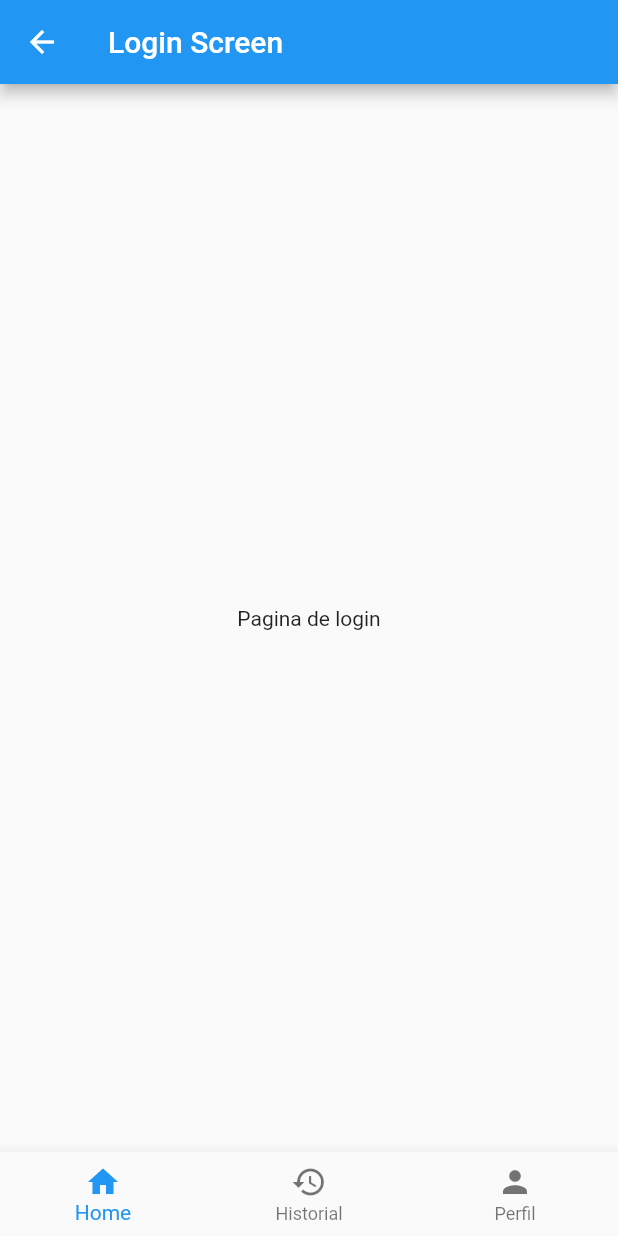
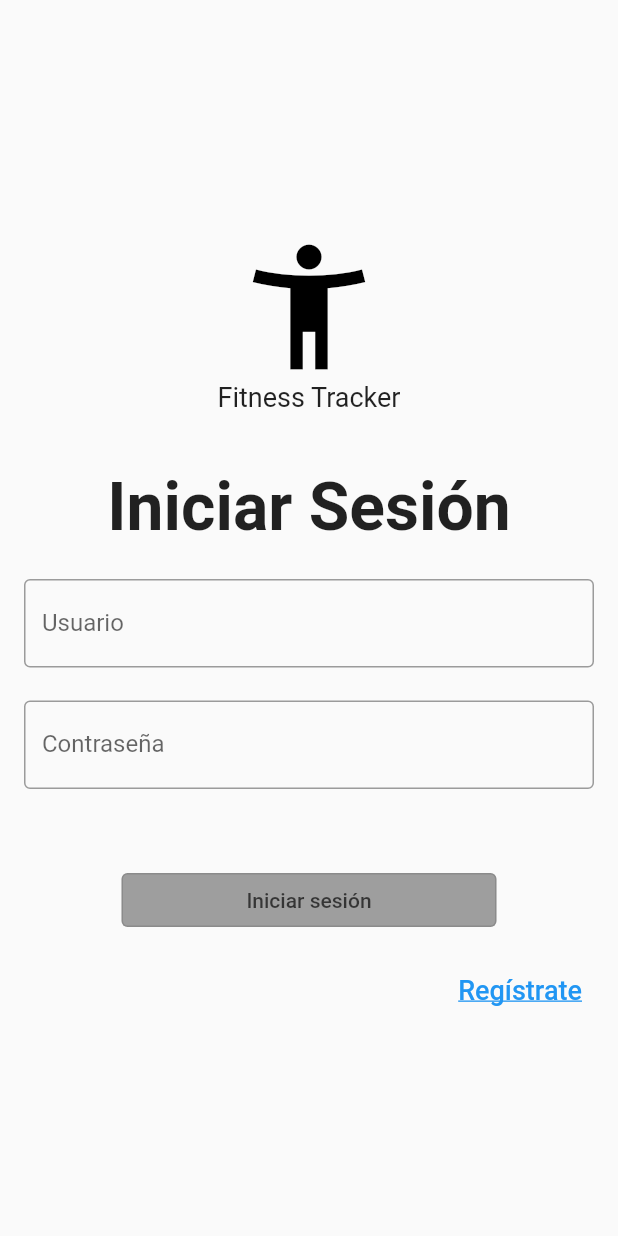
Before and after one commit to barcasnerd/Proyecto1_ProgramacionMovil, a Flutter app: the screen it shows after launch, after a tap on "Login", on a phone screen of 412 x 824 dp. Run offline on Flutter 3.47's test engine with Material 2 defaults, Android fonts, the phone set to English and light mode, and no system bars; our stand-ins replace get.

Commit message:
Login page done
Festival del humor.

```diff
--- /dev/null
+++ b/lib/ui/controllers/login_controller.dart
@@ -0,0 +1,12 @@
+import 'package:get/get.dart';
+
+
+class LoginController extends GetxController {
+
+  void changePageHome() {
+    Get.toNamed('/home');
+  }
+  void changePageRegister() {
+    Get.toNamed('/register');
+  }
+}
--- a/lib/ui/controllers/nav_controller.dart
+++ b/lib/ui/controllers/nav_controller.dart
@@ -1,6 +1,6 @@
 import 'package:get/get.dart';
 import 'package:exercise_tracker/ui/pages/history-screen.dart';
-import 'package:exercise_tracker/ui/pages/home-screen.dart';
+import 'package:exercise_tracker/ui/pages/home_screen.dart';
 import 'package:exercise_tracker/ui/pages/profile-screen.dart';
 
 class NavController extends GetxController {
--- a/lib/ui/pages/app.dart
+++ b/lib/ui/pages/app.dart
@@ -1,10 +1,11 @@
 import 'package:exercise_tracker/ui/pages/draft_page.dart';
 import 'package:exercise_tracker/ui/pages/history-screen.dart';
-import 'package:exercise_tracker/ui/pages/home-screen.dart';
+import 'package:exercise_tracker/ui/pages/home_screen.dart';
 import 'package:exercise_tracker/ui/pages/individual-track-screen.dart';
 import 'package:exercise_tracker/ui/pages/login.dart';
 import 'package:exercise_tracker/ui/pages/map-screen.dart';
 import 'package:exercise_tracker/ui/pages/profile-screen.dart';
+import 'package:exercise_tracker/ui/pages/register_screen.dart';
 import 'package:exercise_tracker/ui/pages/route-screen.dart';
 import 'package:flutter/material.dart';
 import 'package:get/get.dart';
@@ -19,6 +20,7 @@ class App extends StatelessWidget {
       routes: {
         "/": (context) => const DraftScreen(),
         "/login": (context) => const LoginScreen(),
+        "/register":(context) => const RegisterScreen(),
         "/home": (context) => const HomeScreen(),
         "/route": (context) => const RouteScreen(),
         "/map": (context) => const MapScreen(),
--- a/lib/ui/pages/login.dart
+++ b/lib/ui/pages/login.dart
@@ -1,22 +1,188 @@
+// import 'package:exercise_tracker/ui/controllers/login_controller.dart';
+// import 'package:flutter/material.dart';
+// import 'package:get/get.dart';
+
+// class LoginScreen extends StatelessWidget {
+//   const LoginScreen({super.key});
+//   static LoginController controller = Get.put(LoginController());
+
+//   @override
+//   Widget build(BuildContext context) {
+//     return Scaffold(
+//       body: Container(
+//         padding: const EdgeInsets.all(16.0),
+//         child: Column(
+//           mainAxisAlignment: MainAxisAlignment.center,
+//           children: [
+
+//             const Text(
+//               'Iniciar Sesión',
+//               style: TextStyle(
+//                 fontSize: 44.0,
+//                 fontWeight: FontWeight.bold,
+//               ),
+//             ),
+//             const SizedBox(height: 18.0),
+//             const SizedBox(height: 4.0),
+//             TextFormField(
+//               decoration: const InputDecoration(
+//                 labelText: 'Usuario',
+//                 border: OutlineInputBorder(),
+//               ),
+//               keyboardType: TextInputType.emailAddress,
+//             ),
+//             const SizedBox(height: 18.0),
+//             const SizedBox(height: 4.0),
+//             TextFormField(
+//               decoration: const InputDecoration(
+//                 labelText: 'Contraseña',
+//                 border: OutlineInputBorder(),
+//               ),
+//               obscureText: true,
+//             ),
+//             const SizedBox(height: 50.0),
+//             SizedBox(
+//               width: 250,
+//               child: OutlinedButton(
+//                 style: ButtonStyle(
+//                   backgroundColor:
+//                       MaterialStateProperty.all<Color>(Colors.grey),
+//                 ),
+//                 onPressed: () {
+//                   controller.changePageHome();
+//                 },
+//                 child: const Text(
+//                   'Iniciar sesión',
+//                   style: TextStyle(color: Color.fromARGB(170, 0, 0, 0)),
+//                 ),
+//               ),
+//             ),
+//             SizedBox(
+//               height: 60.0,
+//               child: Align(
+//                 alignment: Alignment.bottomRight,
+//                 child: TextButton(
+//                   onPressed: () {
+//                     controller.changePageRegister();
+//                   },
+//                   child: Text(
+//                     'Regístrate',
+//                     style: TextStyle(
+//                       fontSize: 18.0,
+//                       color: Colors.blue,
+//                       decoration: TextDecoration.underline,
+//                     ),
+//                   ),
+//                 ),
+//               ),
+//             )
+//           ],
+//         ),
+//       ),
+//     );
+//   }
+// }
+import 'package:exercise_tracker/ui/controllers/login_controller.dart';
 import 'package:flutter/material.dart';
 import 'package:get/get.dart';
-import 'package:exercise_tracker/ui/controllers/nav_controller.dart';
-import 'package:exercise_tracker/ui/widgets/CustomNavBar.dart';
 
 class LoginScreen extends StatelessWidget {
   const LoginScreen({super.key});
-  static NavController controller = Get.put(NavController());
+  static LoginController controller = Get.put(LoginController());
 
   @override
   Widget build(BuildContext context) {
     return Scaffold(
-      appBar: AppBar(
-        title: const Text('Login Screen'),
+      body: Container(
+        padding: const EdgeInsets.all(16.0),
+        child: Column(
+          mainAxisAlignment: MainAxisAlignment.center,
+          children: [
+            SizedBox(
+              height: 150.0,
+              child: Column(
+                mainAxisAlignment: MainAxisAlignment.center,
+                children: [
+                  Icon(
+                    Icons.accessibility_new,
+                    size: 100.0,
+                    color: Colors.black,
+                  ),
+                  Text(
+                    'Fitness Tracker',
+                    style: TextStyle(
+                      fontSize: 18.0,
+                    ),
+                  ),
+                ],
+              ),
+            ),
+            const SizedBox(height: 18.0),
+            const SizedBox(height: 4.0),
+            const Text(
+              'Iniciar Sesión',
+              style: TextStyle(
+                fontSize: 44.0,
+                fontWeight: FontWeight.bold,
+              ),
+            ),
+            const SizedBox(height: 18.0),
+            const SizedBox(height: 4.0),
+            TextFormField(
+              decoration: const InputDecoration(
+                labelText: 'Usuario',
+                border: OutlineInputBorder(),
+              ),
+              keyboardType: TextInputType.emailAddress,
+            ),
+            const SizedBox(height: 18.0),
+            const SizedBox(height: 4.0),
+            TextFormField(
+              decoration: const InputDecoration(
+                labelText: 'Contraseña',
+                border: OutlineInputBorder(),
+              ),
+              obscureText: true,
+            ),
+            const SizedBox(height: 50.0),
+            SizedBox(
+              width: 250,
+              child: OutlinedButton(
+                style: ButtonStyle(
+                  backgroundColor:
+                      MaterialStateProperty.all<Color>(Colors.grey),
+                ),
+                onPressed: () {
+                  controller.changePageHome();
+                },
+                child: const Text(
+                  'Iniciar sesión',
+                  style: TextStyle(color: Color.fromARGB(170, 0, 0, 0)),
+                ),
+              ),
+            ),
+            SizedBox(
+              height: 60.0,
+              child: Align(
+                alignment: Alignment.bottomRight,
+                child: TextButton(
+                  onPressed: () {
+                    controller.changePageRegister();
+                  },
+                  child: Text(
+                    'Regístrate',
+                    style: TextStyle(
+                      fontSize: 18.0,
+                      color: Colors.blue,
+                      decoration: TextDecoration.underline,
+                    ),
+                  ),
+                ),
+              ),
+            )
+          ],
+        ),
       ),
-      body: const Center(
-        child: Text("Pagina de login"),
-      ),
-      bottomNavigationBar: CustomNavBar(controller: controller),
     );
   }
 }
--- /dev/null
+++ b/lib/ui/pages/register_screen.dart
@@ -0,0 +1,17 @@
+import 'package:flutter/material.dart';
+
+class RegisterScreen extends StatelessWidget {
+  const RegisterScreen({super.key});
+
+  @override
+  Widget build(BuildContext context) {
+    return Scaffold(
+      appBar: AppBar(
+        title: const Text('Register'),
+      ),
+      body: Center(
+        child: Text("Register"),
+      ),
+    );
+  }
+}
```
Also changed, not shown: lib/ui/pages/home_screen.dart (renamed from lib/ui/pages/home-screen.dart).
